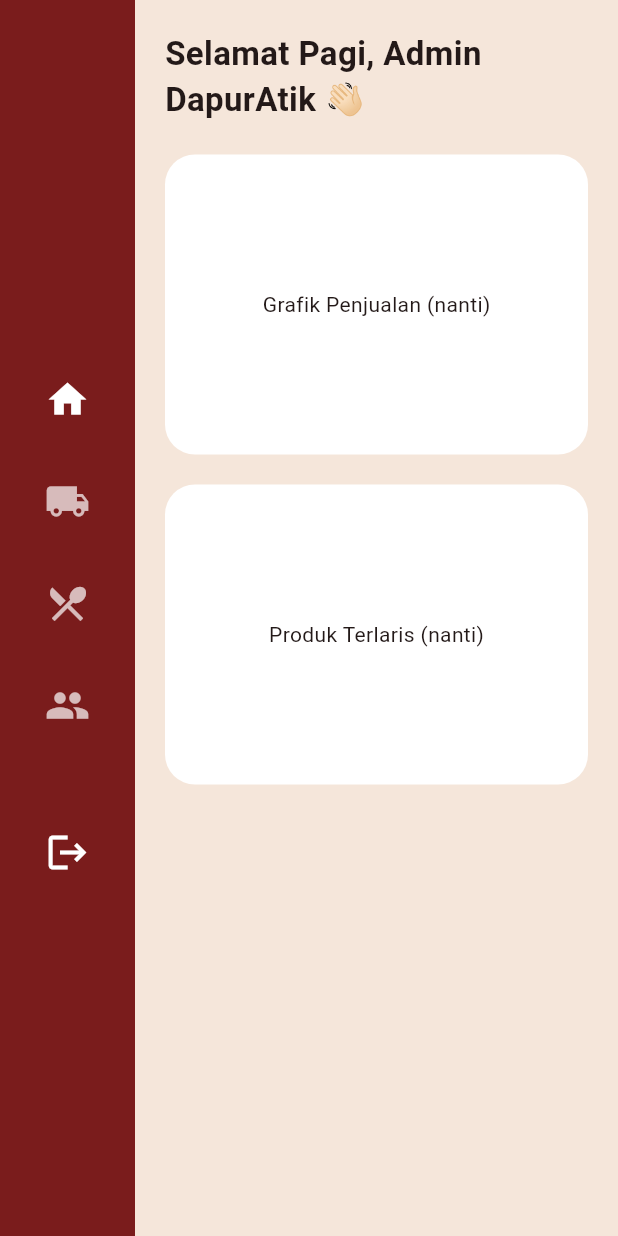
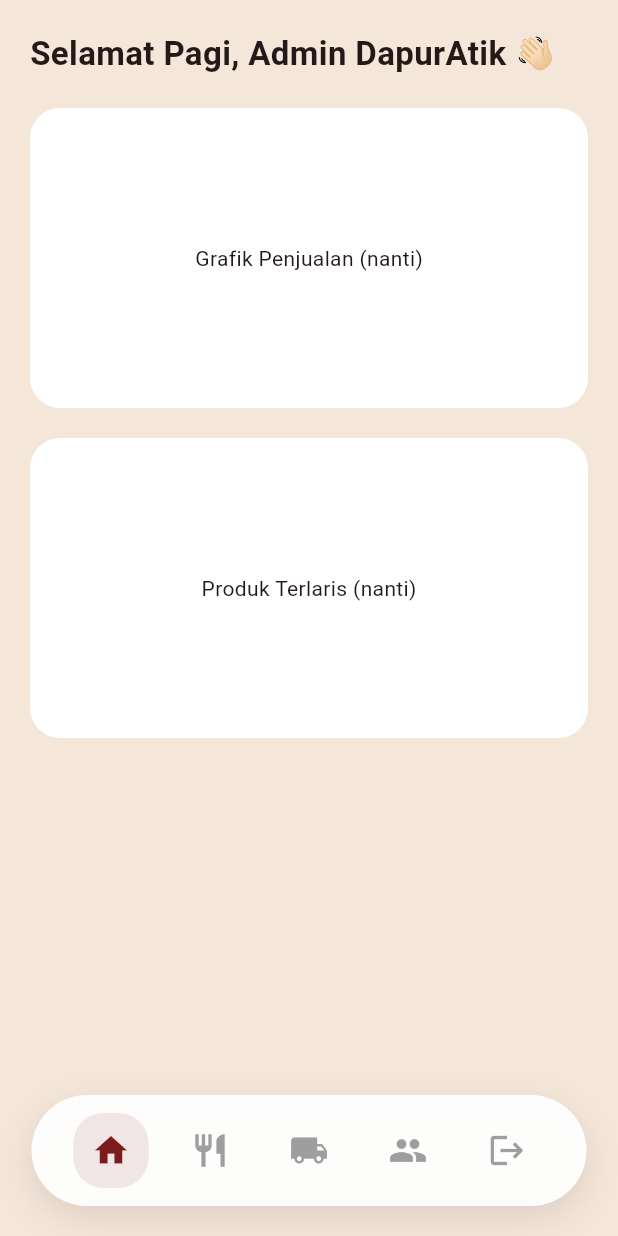
Before and after one commit to naylaavrly/DapurAtik, a Flutter app: the AdminHome screen opened directly, on a phone screen of 412 x 824 dp. Run offline on Flutter 3.47's test engine with Material 3 defaults, Android fonts, the phone set to English and light mode, and no system bars; our stand-ins replace cloud_firestore, firebase_auth, firebase_core, google_fonts; accounts and stored records are empty.

Commit message:
update halaman admin

```diff
--- a/lib/admin/admin_home.dart
+++ b/lib/admin/admin_home.dart
@@ -1,5 +1,4 @@
 import 'package:flutter/material.dart';
-import '../services/auth_service.dart';
 
 import 'admin_dashboard.dart';
 import 'admin_paket_page.dart';
@@ -16,10 +15,10 @@ class _AdminHomeState extends State<AdminHome> {
   int selectedIndex = 0;
 
   final List<Widget> pages = [
-    const AdminDashboard(),
-    const Center(child: Text("Halaman Pengiriman")),
-    const AdminPaketPage(),
-    const AdminUserPage(),
+    const AdminDashboard(), // 0 → Home
+    const AdminPaketPage(), // 1 → Menu
+    const Center(child: Text("Halaman Pengiriman")), // 2 → Pengiriman
+    const AdminUserPage(), // 3 → User
   ];
 
   @override
@@ -27,63 +26,93 @@ class _AdminHomeState extends State<AdminHome> {
     return Scaffold(
       backgroundColor: const Color(0xFFF5E6DA),
 
-      body: Row(
+      body: Stack(
         children: [
 
-          // 🔥 SIDEBAR (FIX WARNA)
-          Container(
-            width: 90,
-            color: const Color(0xFF7A1C1C),
-            child: Column(
-              mainAxisAlignment: MainAxisAlignment.center,
-              children: [
-
-                _menuItem(Icons.home, 0),
-                _menuItem(Icons.local_shipping, 1),
-                _menuItem(Icons.restaurant_menu, 2),
-                _menuItem(Icons.people, 3),
-
-                const SizedBox(height: 40),
-
-                IconButton(
-                  onPressed: () async {
-                    await AuthService().logout();
-                    Navigator.pop(context);
-                  },
-                  icon: const Icon(
-                    Icons.logout,
-                    color: Colors.white,
-                    size: 30,
-                  ),
-                ),
-              ],
-            ),
+          // 🔥 CONTENT
+          Positioned.fill(
+            child: pages[selectedIndex],
           ),
 
-          // 🔥 CONTENT (TANPA HEADER MERAH)
-          Expanded(
-            child: pages[selectedIndex],
+          // 🔥 DOCK BAWAH (MACBOOK STYLE)
+          Positioned(
+            left: 0,
+            right: 0,
+            bottom: 20,
+            child: Center(
+              child: Container(
+                padding: const EdgeInsets.symmetric(
+                  horizontal: 20,
+                  vertical: 12,
+                ),
+                decoration: BoxDecoration(
+                  color: Colors.white.withOpacity(0.95),
+                  borderRadius: BorderRadius.circular(40),
+                  boxShadow: [
+                    BoxShadow(
+                      blurRadius: 20,
+                      color: Colors.black.withOpacity(0.1),
+                      offset: const Offset(0, 8),
+                    ),
+                  ],
+                ),
+
+                child: Row(
+                  mainAxisSize: MainAxisSize.min,
+                  children: [
+                    _dockItem(Icons.home, 0, "Home"),
+                    _dockItem(Icons.restaurant, 1, "Menu"),
+                    _dockItem(Icons.local_shipping, 2, "Pengiriman"),
+                    _dockItem(Icons.people, 3, "User"),
+                    _dockItem(Icons.logout, 4, "Logout"),
+                  ],
+                ),
+              ),
+            ),
           ),
         ],
       ),
     );
   }
 
-  Widget _menuItem(IconData icon, int index) {
-    return Padding(
-      padding: const EdgeInsets.symmetric(vertical: 10),
-      child: IconButton(
-        onPressed: () {
+  // 🔥 DOCK ITEM
+  Widget _dockItem(IconData icon, int index, String label) {
+    final isActive = selectedIndex == index;
+
+    return Tooltip(
+      message: label,
+      child: GestureDetector(
+        onTap: () {
+          if (index == 4) {
+            // 🔥 LOGOUT
+            Navigator.pop(context);
+            return;
+          }
+
           setState(() {
             selectedIndex = index;
           });
         },
-        icon: Icon(
-          icon,
-          size: 30,
-          color: selectedIndex == index
-              ? Colors.white
-              : Colors.white70,
+
+        child: AnimatedContainer(
+          duration: const Duration(milliseconds: 250),
+          margin: const EdgeInsets.symmetric(horizontal: 8),
+          padding: const EdgeInsets.all(12),
+
+          decoration: BoxDecoration(
+            color: isActive
+                ? const Color(0xFF7A1C1C).withOpacity(0.1)
+                : Colors.transparent,
+            borderRadius: BorderRadius.circular(20),
+          ),
+
+          child: Icon(
+            icon,
+            size: 26,
+            color: isActive
+                ? const Color(0xFF7A1C1C)
+                : Colors.grey,
+          ),
         ),
       ),
     );
```
